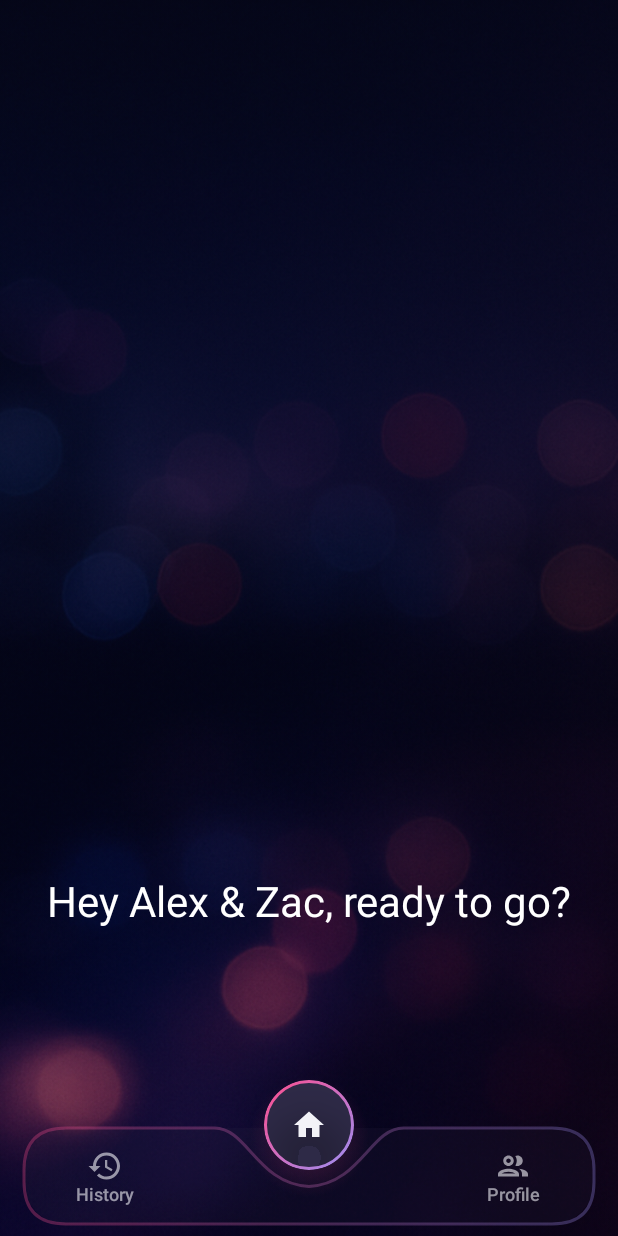
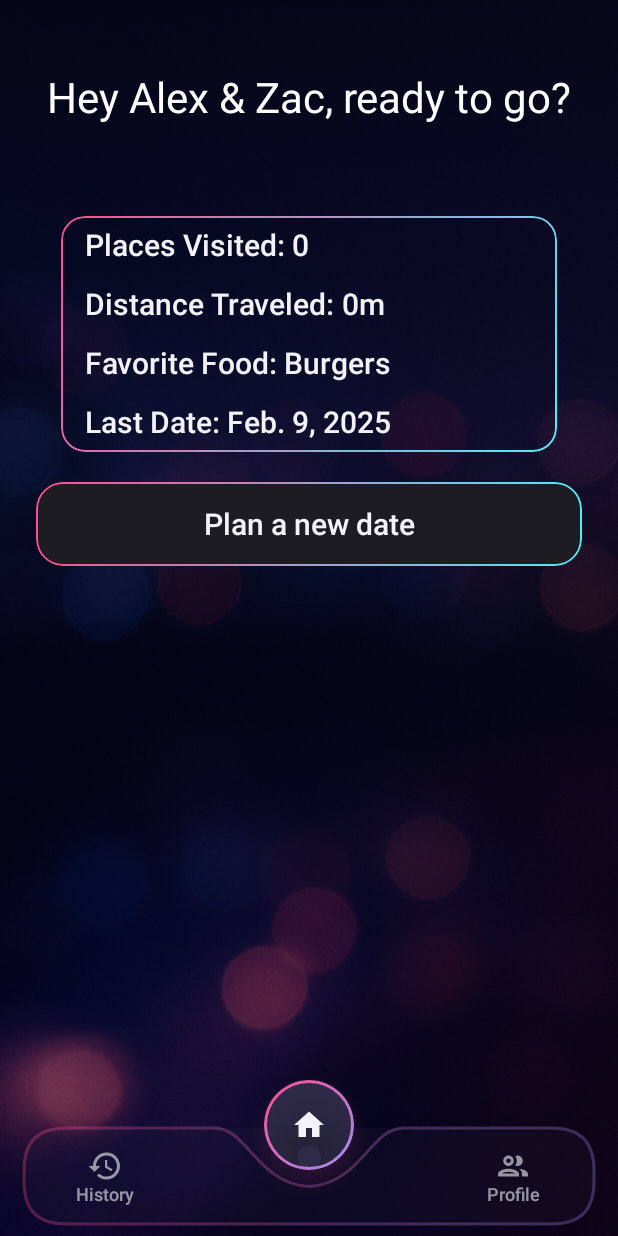
Before and after one commit to zmcdanal/blinddate-android, an Android app built with Jetpack Compose: the screen it shows after launch (MainActivity), on a phone screen of 412 x 824 dp. Run offline under Robolectric (Android 15) with nearby library versions, the phone set to English and light mode, and no system bars; our stand-ins replace Dagger/Hilt's generated code; libraries missing offline, so code that uses them is left out: androidx.hilt.lifecycle.

Commit message:
More added to the Home Screen - More to be added later after app is functional

```diff
--- a/app/src/main/java/com/ethereal/blinddate/ui/BlindDateApp.kt
+++ b/app/src/main/java/com/ethereal/blinddate/ui/BlindDateApp.kt
@@ -1,12 +1,15 @@
 package com.ethereal.blinddate.ui
 
+import androidx.compose.foundation.layout.fillMaxSize
 import androidx.compose.foundation.layout.padding
 import androidx.compose.material.icons.Icons
 import androidx.compose.material.icons.automirrored.rounded.ArrowBack
 import androidx.compose.material3.ExperimentalMaterial3Api
 import androidx.compose.material3.Icon
 import androidx.compose.material3.IconButton
+import androidx.compose.material3.MaterialTheme
 import androidx.compose.material3.Scaffold
+import androidx.compose.material3.Surface
 import androidx.compose.material3.TopAppBar
 import androidx.compose.runtime.Composable
 import androidx.compose.runtime.collectAsState
@@ -29,7 +32,7 @@ fun BlindDateApp() {
     val route = backStack?.destination?.route.orEmpty()
 
     val showHomeBar = route.startsWith(Home.route)
-    val showMapBar  = false //route.startsWith(Map.route)
+    val showMapBar = false //route.startsWith(Map.route)
     val showBottomBar = showHomeBar || showMapBar
     val showTopBack = false //route.startsWith(Questionnaire.route)
 
--- a/core/ui/src/main/java/com/ethereal/ui/BlindDateBackground.kt
+++ b/core/ui/src/main/java/com/ethereal/ui/BlindDateBackground.kt
@@ -5,7 +5,11 @@ import androidx.compose.foundation.background
 import androidx.compose.foundation.layout.Box
 import androidx.compose.foundation.layout.BoxScope
 import androidx.compose.foundation.layout.fillMaxSize
+import androidx.compose.material3.LocalContentColor
+import androidx.compose.material3.MaterialTheme
+import androidx.compose.material3.Surface
 import androidx.compose.runtime.Composable
+import androidx.compose.runtime.CompositionLocalProvider
 import androidx.compose.ui.Modifier
 import androidx.compose.ui.graphics.Brush
 import androidx.compose.ui.graphics.Color
@@ -43,7 +47,15 @@ fun BlindDateBackground(
                     )
                 )
         )
-
-        content()
+        CompositionLocalProvider(
+            LocalContentColor provides MaterialTheme.colorScheme.onBackground
+        ) {
+            Surface(
+                color = Color.Transparent,
+                contentColor = LocalContentColor.current
+            ) {
+                content()
+            }
+        }
     }
 }
--- a/features/home/build.gradle.kts
+++ b/features/home/build.gradle.kts
@@ -30,12 +30,15 @@ dependencies {
     implementation(project(":core:model"))
     implementation(project(":core:data"))
     implementation(project(":core:ui"))
+    implementation(project(":core:design"))
 
     implementation(platform(libs.compose.bom))
     implementation(libs.compose.ui)
     implementation(libs.compose.material3)
-
+    implementation(libs.compose.material.icons.extended)
     implementation(libs.hilt.navigation.compose)
     implementation(libs.hilt.android)
+    implementation(libs.androidx.ui.tooling.preview)
+    debugImplementation(libs.androidx.ui.tooling)
     ksp(libs.hilt.compiler)
 }
--- a/features/home/src/main/java/com/ethereal/home/HomeScreen.kt
+++ b/features/home/src/main/java/com/ethereal/home/HomeScreen.kt
@@ -1,27 +1,61 @@
 package com.ethereal.home
 
+import androidx.compose.foundation.border
 import androidx.compose.foundation.layout.Arrangement
+import androidx.compose.foundation.layout.Box
 import androidx.compose.foundation.layout.Column
+import androidx.compose.foundation.layout.Row
+import androidx.compose.foundation.layout.Spacer
 import androidx.compose.foundation.layout.fillMaxSize
+import androidx.compose.foundation.layout.fillMaxWidth
+import androidx.compose.foundation.layout.height
 import androidx.compose.foundation.layout.padding
+import androidx.compose.foundation.layout.wrapContentHeight
+import androidx.compose.foundation.shape.RoundedCornerShape
 import androidx.compose.material3.MaterialTheme
+import androidx.compose.material3.Scaffold
 import androidx.compose.material3.Text
 import androidx.compose.runtime.Composable
 import androidx.compose.ui.Alignment
 import androidx.compose.ui.Modifier
+import androidx.compose.ui.draw.clip
+import androidx.compose.ui.graphics.Brush
 import androidx.compose.ui.graphics.Color
+import androidx.compose.ui.tooling.preview.Preview
 import androidx.compose.ui.unit.dp
 import androidx.hilt.lifecycle.viewmodel.compose.hiltViewModel
+import com.ethereal.design.theme.BlindDateTypography
+
+import com.ethereal.home.components.PlanDateVelvetRing
+
+
 import com.ethereal.ui.BlindDateBackground
+import com.ethereal.ui.BlindDateBottomBar
 
 @Composable
 fun HomeRoute(viewModel: HomeViewModel = hiltViewModel()) {
+    // TODO- uistate init
+    HomeScreen()
+}
+
+@Composable
+fun HomeScreen() {
+    //TODO - ViewModel states
+    HomeScreenContent()
+}
+
+@Composable
+fun HomeScreenContent() {
+    Scaffold(
+        containerColor = Color.Transparent
+    ) { paddingValues ->
+        val ring = Brush.linearGradient(listOf(Color(0xFFFF4D8D), Color(0xFF4DEEFF)))
         Column(
             modifier = Modifier
                 .fillMaxSize()
+                .padding(paddingValues)
                 .padding(horizontal = 24.dp, vertical = 48.dp),
             horizontalAlignment = Alignment.CenterHorizontally,
-   verticalArrangement = Arrangement.Bottom
         ) {
             Text(
                 text = "Hey Alex & Zac, ready to go?",
@@ -29,8 +63,72 @@ import com.ethereal.ui.BlindDateBackground
                 color = Color.White,
                 modifier = Modifier.padding(bottom = 60.dp)
             )
-
-   //PlanDateButton(onClick = onPlanDateClick)
+            // User Stats -------------
+            Box(
+                modifier = Modifier
+                    .clip(RoundedCornerShape(16.dp))
+                    .border(1.dp, ring, RoundedCornerShape(16.dp))
+                    .padding(horizontal = 16.dp, vertical = 8.dp)
+                    .wrapContentHeight()
+            ) {
+                Column(
+                    verticalArrangement = Arrangement.SpaceEvenly,
+                    modifier = Modifier.fillMaxWidth(.9f)
+                ) {
+                    UserInfoStrip(
+                        title = "Places Visited: ",
+                        value = "0",
+                        modifier = Modifier.padding(bottom = 16.dp)
+                    )
+                    UserInfoStrip(
+                        title = "Distance Traveled: ",
+                        value = "0m",
+                        modifier = Modifier.padding(bottom = 16.dp)
+                    )
+                    UserInfoStrip(
+                        title = "Favorite Food: ",
+                        value = "Burgers",
+                        modifier = Modifier.padding(bottom = 16.dp)
+                    )
+                    UserInfoStrip(
+                        title = "Last Date: ",
+                        value = "Feb. 9, 2025"
+                    )
                 }
 
             }
+
+            Spacer(modifier = Modifier.height(20.dp))
+
+
+
+            PlanDateVelvetRing(onClick = {})
+        }
+    }
+}
+
+@Composable
+internal fun UserInfoStrip(
+    title: String,
+    value: String,
+    modifier: Modifier = Modifier
+) {
+    Row(modifier = modifier) {
+        Text(
+            text = title,
+            style = BlindDateTypography.titleMedium,
+        )
+
+        Text(
+            text = value,
+            style = BlindDateTypography.titleMedium,
+        )
+    }
+
+}
+
+@Preview(showBackground = true, backgroundColor = 0xFF0B0B10)
+@Composable
+private fun PreviewHomeScreen() {
+    HomeRoute()
+}
--- /dev/null
+++ b/features/home/src/main/java/com/ethereal/home/components/PlanDateButton.kt
@@ -0,0 +1,63 @@
+package com.ethereal.home.components
+
+import android.graphics.drawable.Icon
+import androidx.compose.animation.core.animateFloatAsState
+import androidx.compose.foundation.background
+import androidx.compose.foundation.border
+import androidx.compose.foundation.clickable
+import androidx.compose.foundation.layout.Box
+import androidx.compose.foundation.layout.PaddingValues
+import androidx.compose.foundation.layout.Spacer
+import androidx.compose.foundation.layout.fillMaxWidth
+import androidx.compose.foundation.layout.height
+import androidx.compose.foundation.layout.size
+import androidx.compose.foundation.layout.width
+import androidx.compose.foundation.shape.CircleShape
+import androidx.compose.foundation.shape.RoundedCornerShape
+import androidx.compose.material.icons.Icons
+import androidx.compose.material.icons.outlined.Home
+import androidx.compose.material3.Button
+import androidx.compose.material3.ButtonDefaults.buttonColors
+import androidx.compose.material3.Icon
+import androidx.compose.material3.MaterialTheme
+import androidx.compose.material3.SegmentedButtonDefaults.Icon
+import androidx.compose.material3.Text
+import androidx.compose.runtime.Composable
+import androidx.compose.runtime.getValue
+import androidx.compose.runtime.mutableStateOf
+import androidx.compose.runtime.remember
+import androidx.compose.runtime.setValue
+import androidx.compose.ui.Alignment
+import androidx.compose.ui.Modifier
+import androidx.compose.ui.draw.clip
+import androidx.compose.ui.draw.shadow
+import androidx.compose.ui.graphics.Brush
+import androidx.compose.ui.graphics.Color
+import androidx.compose.ui.graphics.graphicsLayer
+import androidx.compose.ui.text.style.TextAlign
+import androidx.compose.ui.unit.dp
+
+@Composable
+fun PlanDateVelvetRing(
+    onClick: () -> Unit,
+    modifier: Modifier = Modifier
+) {
+    val ring = Brush.linearGradient(listOf(Color(0xFFFF4D8D), Color(0xFF4DEEFF)))
+    val fill = Color(0xFF1C1C22)
+
+    Button(
+        onClick = onClick,
+        modifier = modifier
+            .height(56.dp)
+            .fillMaxWidth()
+            .clip(RoundedCornerShape(18.dp))
+            .background(fill)
+            .border(1.dp, ring, RoundedCornerShape(18.dp)),
+        colors = buttonColors(
+            containerColor = Color.Transparent,
+            contentColor = Color(0xFFF2F2F7)
+        ),
+    ) {
+        Text("Plan a new date", style = MaterialTheme.typography.titleMedium)
+    }
+}
```
Lines whose indentation alone changed are shown as unchanged.
